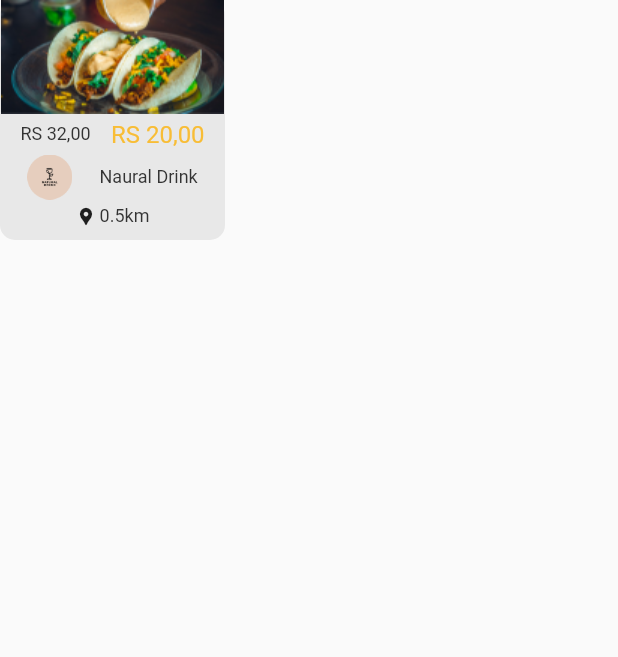
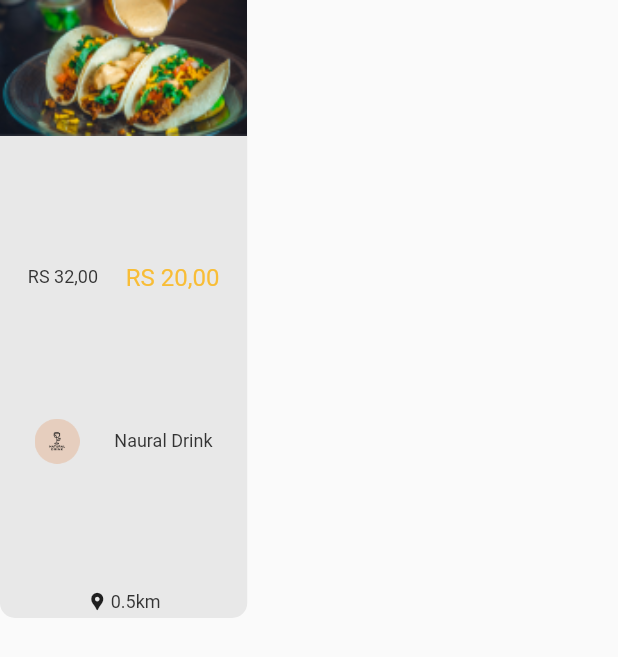
Before and after one commit to guiazevedo17/pick_pega, a Flutter app: the Promo widget shown alone on an empty page, opened directly, on a phone screen of 412 x 824 dp. Shown: the top 657 px of the screen. Run offline on Flutter 3.47's test engine with Material 2 defaults, Android fonts, the light colour scheme and no system bars; missing offline and left inert: flutter_barcode_scanner.

Commit message:
search_restaurant responsiva com widgets modulares

```diff
--- a/app/lib/components/promo.dart
+++ b/app/lib/components/sale.dart
@@ -8,18 +8,31 @@ class Promo extends StatelessWidget {
   @override
   Widget build(BuildContext context) {
     return Container(
-      width: 150,
-      height: 160,
+      width: MediaQuery.of(context).size.width * 0.4,
+      height: MediaQuery.of(context).size.height * 0.5,
+      margin: const EdgeInsets.only(right: 10),
       decoration: BoxDecoration(
           color: const Color(0xFFE8E8E8),
           borderRadius: BorderRadius.circular(10)),
-      child: Column(children: [
-        Image.asset('assets/images/tacos.png'),
+      child:
+          Column(mainAxisAlignment: MainAxisAlignment.spaceBetween, children: [
+        // SAle Product Picture
+        SizedBox(
+          width: double.infinity,
+          height: MediaQuery.of(context).size.height * 0.11,
+          child: Image.asset(
+            'assets/images/tacos.png',
+            fit: BoxFit.cover,
+          ),
+        ),
+
+        // Sale Details
         const Padding(
           padding: EdgeInsets.only(top: 4.0),
           child: Row(
             mainAxisAlignment: MainAxisAlignment.spaceEvenly,
             children: [
+              // Price BEFORE Sale
               Text(
                 'RS 32,00',
                 style: TextStyle(
```
